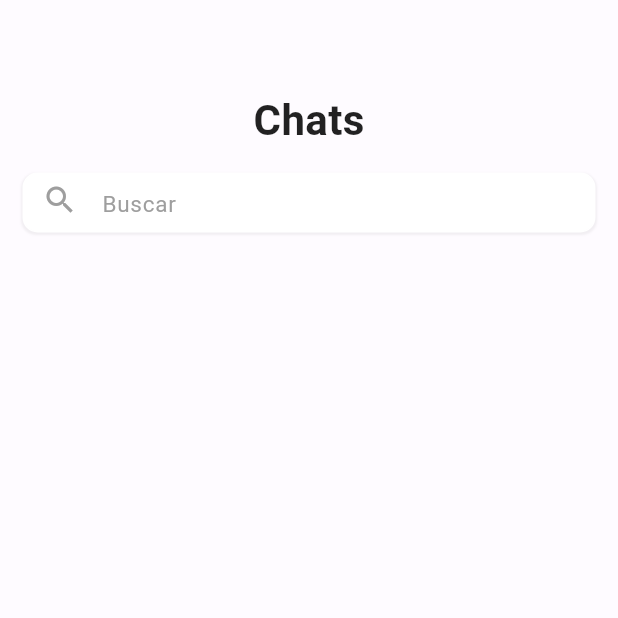
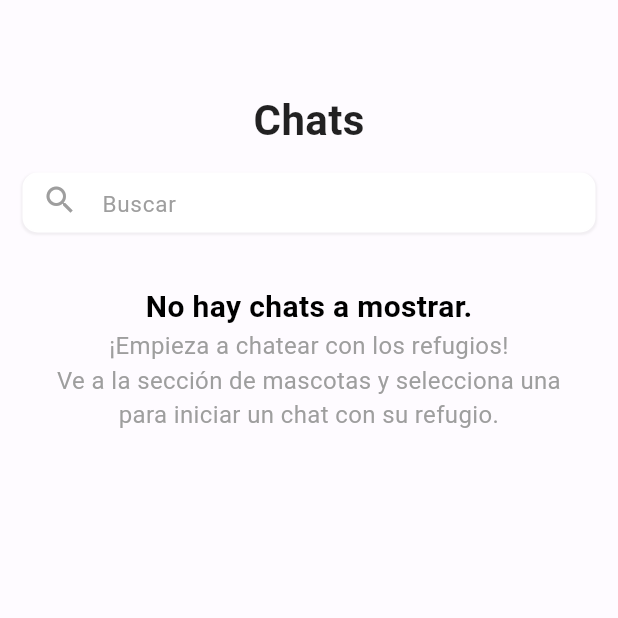
Before and after one commit to GaelAlguiar/Dismov-app, a Flutter app: the ChatPage screen opened directly, on a phone screen of 412 x 824 dp, the top half of it. Run offline on Flutter 3.47's test engine with Material 3 defaults, Android fonts, the phone set to English and light mode, and no system bars; our stand-ins replace cached_network_image, carousel_slider, cloud_firestore, firebase_auth, firebase_core, firebase_storage and 11 more; missing offline and left inert: relative_time; accounts and stored records are empty; network calls fail.

Commit message:
Fixes varios

```diff
--- a/lib/app/menu/screen/Pet/petprofile.dart
+++ b/lib/app/menu/screen/Pet/petprofile.dart
@@ -397,7 +397,7 @@ class _PetProfilePageState extends State<PetProfilePage> {
         recentMessageContent: null,
         recentMessageTime: null,
         recentMessageSenderId: null,
-        conversationStatus: 'intento de adopción',
+        conversationStatus: 'EN CURSO',
       );
 
       DocumentReference newChatDoc = await _chatService.createChat(chatRoom);
--- a/lib/app/menu/screen/chat/chat.dart
+++ b/lib/app/menu/screen/chat/chat.dart
@@ -117,7 +117,11 @@ class _ChatPageState extends State<ChatPage> {
   }
 
   Widget _buildChats(BuildContext context) {
-    return ListView.builder(
+    const TextStyle centeredGrayText = TextStyle(
+      color: Colors.grey,
+      fontSize: 16,
+    );
+    return filteredChats.length > 0 ? ListView.builder(
       padding: const EdgeInsets.fromLTRB(10, 10, 10, 80),
       itemCount: filteredChats.length,
       itemBuilder: (context, index) {
@@ -130,6 +134,28 @@ class _ChatPageState extends State<ChatPage> {
           },
         );
       },
+    ) :
+    const Padding(
+      padding: EdgeInsets.all(30),
+      child: Column(
+
+        mainAxisAlignment: MainAxisAlignment.start,
+        children:      [
+
+
+      Text(
+      'No hay chats a mostrar.', style: TextStyle(
+        color: Colors.black,
+        fontSize: 20,
+        fontWeight: FontWeight.w600,
+      ),),
+      Text('¡Empieza a chatear con los refugios!', textAlign: TextAlign.center, style: centeredGrayText,),
+      Text('Ve a la sección de mascotas y selecciona una para iniciar un chat con su refugio.', textAlign: TextAlign.center, style:centeredGrayText,),
+
+
+      ]
+
+      )
     );
   }
 }
--- a/lib/app/menu/screen/chat/chat_detail.dart
+++ b/lib/app/menu/screen/chat/chat_detail.dart
@@ -15,6 +15,7 @@ import 'package:dismov_app/services/pet_service.dart';
 import 'package:dismov_app/shared/widgets/custom_image.dart';
 import 'package:provider/provider.dart';
 import 'package:intl/intl.dart';
+import 'package:flutter/scheduler.dart';
 
 class ChatDetailPage extends StatefulWidget {
   const ChatDetailPage({super.key, required this.chatData});
@@ -37,6 +38,7 @@ class _ChatDetailPageState extends State<ChatDetailPage> {
   }
 
   List<MessageModel> _messages = [];
+
   @override
   Widget build(BuildContext context) {
     return Scaffold(
@@ -45,12 +47,14 @@ class _ChatDetailPageState extends State<ChatDetailPage> {
         builder: (context, snapshot) {
           if (snapshot.hasData) {
             _messages = snapshot.data!;
-            WidgetsBinding.instance.addPostFrameCallback((_) {
-              _scrollController.animateTo(
-                _scrollController.position.maxScrollExtent,
-                duration: const Duration(milliseconds: 100),
-                curve: Curves.easeOut,
-              );
+            SchedulerBinding.instance.addPostFrameCallback((_) { // Usar SchedulerBinding
+              if (_scrollController.hasClients) { // Verificar si tiene clientes
+                _scrollController.animateTo(
+                  _scrollController.position.maxScrollExtent,
+                  duration: const Duration(milliseconds: 100),
+                  curve: Curves.easeOut,
+                );
+              }
             });
 
             if (_messages.isEmpty) {
@@ -77,7 +81,6 @@ class _ChatDetailPageState extends State<ChatDetailPage> {
       ),
     );
   }
-
   getMessages() async {
     List<MessageModel> messages =
         await chatService.getMessagesByChatId(widget.chatData.id);
```
